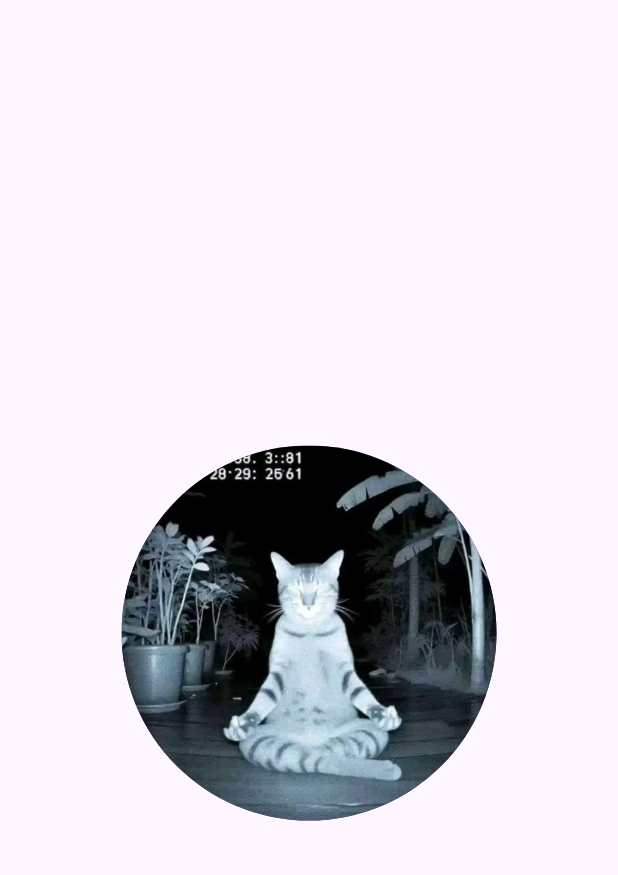
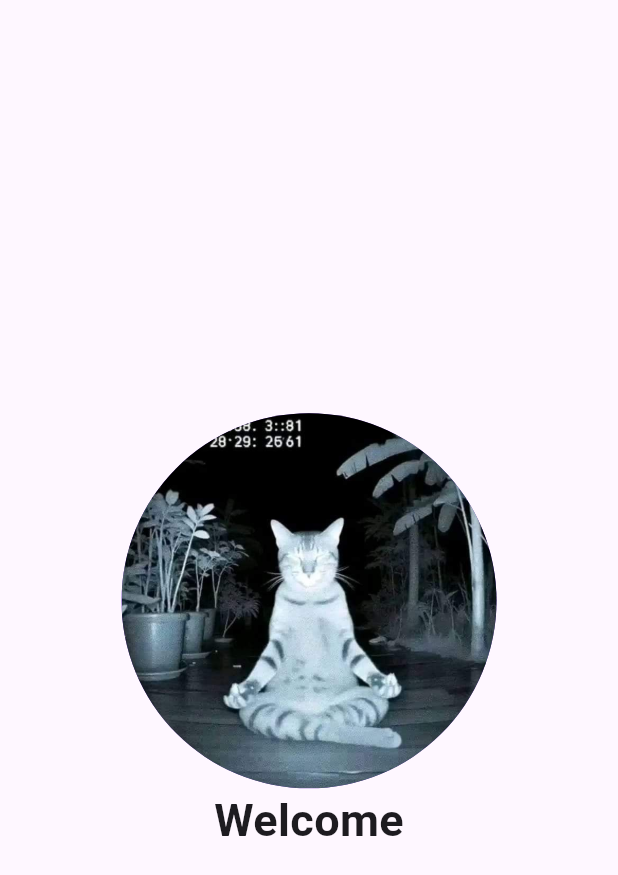
Before and after one commit to IhzaAnasrulloh/KB1179-1123150007-uts, a Flutter app: the screen it shows after launch, on a phone screen of 412 x 824 dp. Shown: the top 875 px of the screen. Run offline on Flutter 3.47's test engine with Material 3 defaults, Android fonts, the phone set to English and light mode, and no system bars.

Commit message:
menambahkan text welcome

```diff
--- a/lib/Screen/splash_screen_1.dart
+++ b/lib/Screen/splash_screen_1.dart
@@ -22,7 +22,12 @@ class MySplashScreen extends StatelessWidget {
                   fit: BoxFit.cover,
                 )
               ),
-            )
+            ),
+            Text("Welcome",
+            style: TextStyle(
+              fontSize: 30,
+              fontWeight: FontWeight.bold
+            ),)
           ],
         ),
       ),
```
